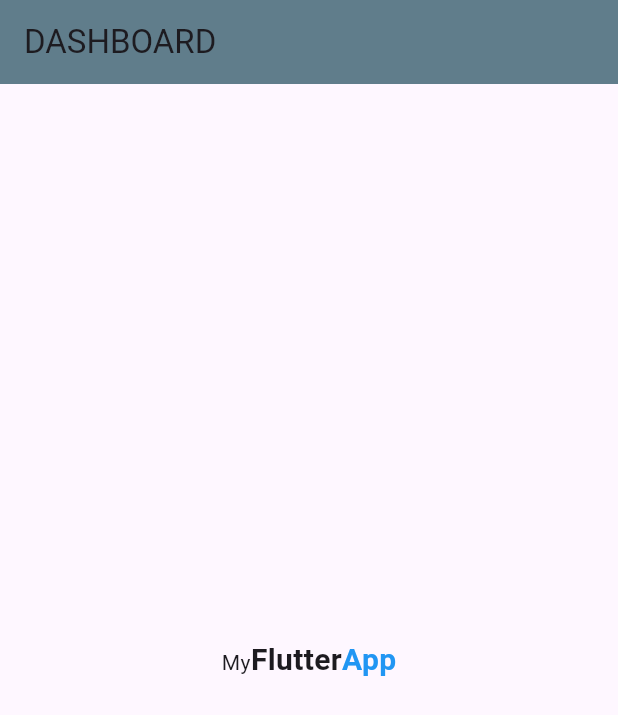
After one commit to angatiabenson/flutter_learning, a Flutter app: the screen it shows after launch, on a phone screen of 412 x 824 dp. The commit adds this screen. Shown: the top 715 px of the screen. Run offline on Flutter 3.47's test engine with Material 3 defaults, Android fonts, the phone set to English and light mode, and no system bars.

Commit message:
feat: basic code structure of dividing screens

```diff
--- a/lib/main.dart
+++ b/lib/main.dart
@@ -1,32 +1,17 @@
 import 'package:flutter/material.dart';
+import 'screens/dasboard.dart';
 
-void main() {
-  runApp(
-    MaterialApp(
+void main() => runApp(const MyApp());
+
+class MyApp extends StatelessWidget {
+  const MyApp({super.key});
+
+  @override
+  Widget build(BuildContext context) {
+    return const MaterialApp(
       title: "My Flutter App",
-      home: Scaffold(
-        appBar: AppBar(
-          title: Text("Dashboard".toUpperCase()),
-          backgroundColor: Colors.blueGrey,
-        ),
-        body: const Center(
-          child: Text.rich(
-            TextSpan(
-              text: "My",
-              children: [
-                TextSpan(
-                    text: "Flutter",
-                    style:
-                        TextStyle(fontSize: 20.0, fontWeight: FontWeight.bold)),
-                TextSpan(
-                    text: "App",
-                    style:
-                        TextStyle(fontSize: 20.0, fontWeight: FontWeight.bold, color: Colors.blue))
-              ],
-            ),
-          ),
-        ),
-      ),
-    ),
-  );
+      home: Dashboard(),
+      themeMode: ThemeMode.system,
+    );
+  }
 }
--- /dev/null
+++ b/lib/screens/dasboard.dart
@@ -0,0 +1,33 @@
+import 'package:flutter/material.dart';
+class Dashboard extends StatelessWidget {
+  const Dashboard({super.key});
+
+  @override
+  Widget build(BuildContext context) {
+    return Scaffold(
+      appBar: AppBar(
+        title: Text("Dashboard".toUpperCase()),
+        backgroundColor: Colors.blueGrey,
+      ),
+      body: const Center(
+        child: Text.rich(
+          TextSpan(
+            text: "My",
+            children: [
+              TextSpan(
+                  text: "Flutter",
+                  style:
+                  TextStyle(fontSize: 20.0, fontWeight: FontWeight.bold)),
+              TextSpan(
+                  text: "App",
+                  style: TextStyle(
+                      fontSize: 20.0,
+                      fontWeight: FontWeight.bold,
+                      color: Colors.blue))
+            ],
+          ),
+        ),
+      ),
+    );
+  }
+}
```
